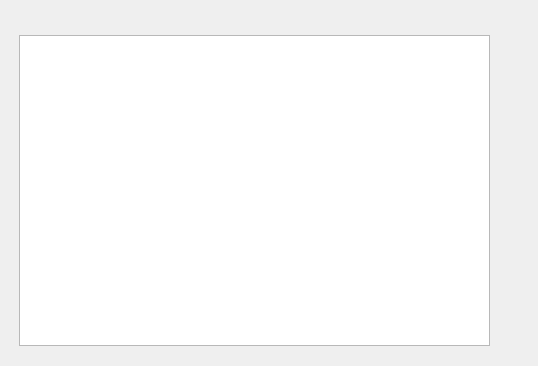
Qt form agreement.ui (StrokeAce/YouboxClient) before a commit.
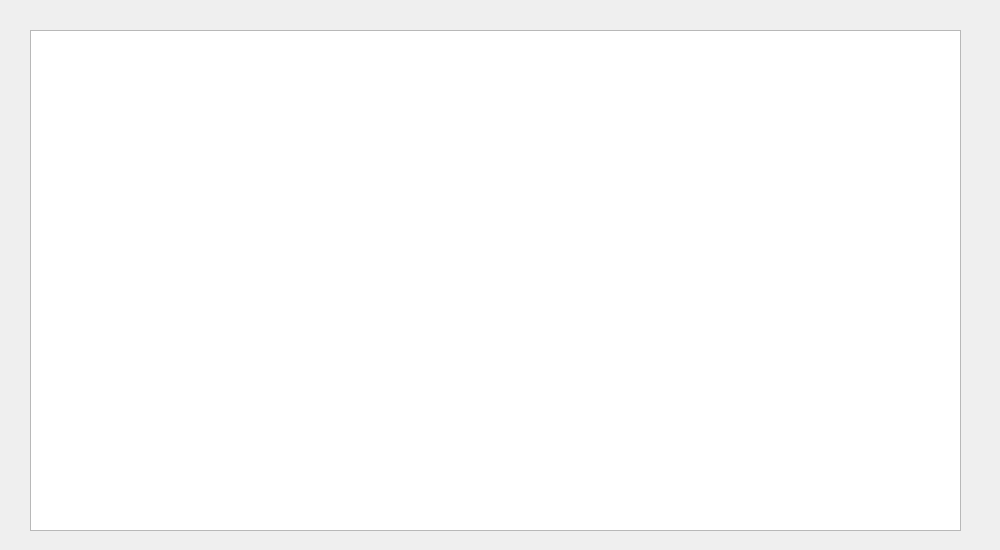
The same form after that commit. Icons and pictures are not drawn.

Commit message: [*]1.优化界面

The edit to the form file:
```diff
--- a/agreement.ui
+++ b/agreement.ui
@@ -6,30 +6,42 @@
    <rect>
     <x>0</x>
     <y>0</y>
-    <width>538</width>
-    <height>366</height>
+    <width>1000</width>
+    <height>550</height>
    </rect>
   </property>
   <property name="windowTitle">
    <string>Form</string>
   </property>
   <property name="styleSheet">
-   <string notr="true">#Agreement{background-image: url(:/agree_background.png);}</string>
+   <string notr="true"/>
+  </property>
+  <widget class="QWidget" name="widget" native="true">
+   <property name="geometry">
+    <rect>
+     <x>0</x>
+     <y>0</y>
+     <width>1000</width>
+     <height>550</height>
+    </rect>
+   </property>
+   <property name="styleSheet">
+    <string notr="true">#widget{background-image: url(:/agree_background.png);}</string>
   </property>
   <widget class="QTextEdit" name="textEdit_Agreement">
    <property name="geometry">
     <rect>
-     <x>19</x>
-     <y>35</y>
-     <width>471</width>
-     <height>311</height>
+      <x>30</x>
+      <y>30</y>
+      <width>931</width>
+      <height>501</height>
     </rect>
    </property>
   </widget>
   <widget class="QPushButton" name="agreement_Close">
    <property name="geometry">
     <rect>
-     <x>500</x>
+      <x>970</x>
      <y>10</y>
      <width>15</width>
      <height>15</height>
@@ -44,6 +56,7 @@
    <property name="flat">
     <bool>true</bool>
    </property>
+   </widget>
   </widget>
  </widget>
  <resources/>
```
Left out of the diff: 3 changed lines with no effect on the pictures. Lines whose indentation alone changed are shown as unchanged. The commit also changes 6 other files.
